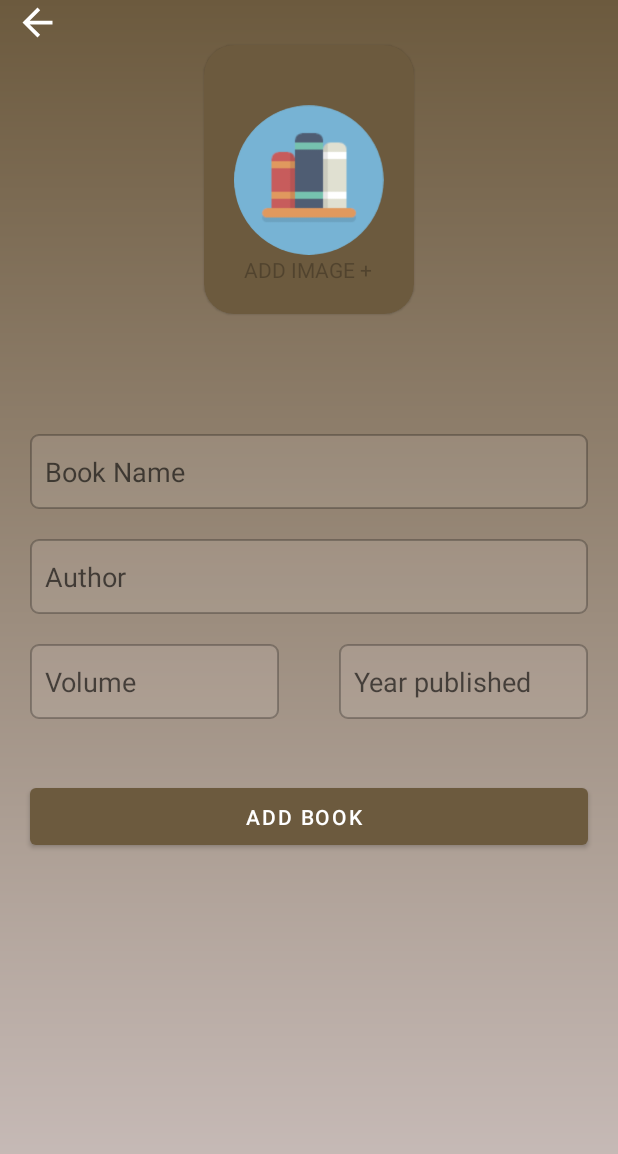
After one commit to hs1121/LiberaryAdmin, an Android app: the AddBookActivity screen opened directly, with no data from a screen before it, on a phone screen of 412 x 824 dp. The commit adds this screen. Shown: the top 1154 px of the screen. Run offline under Robolectric (Android 15) with nearby library versions, the phone set to English and light mode, and no system bars; our stand-ins replace CircleImageView, Room's generated code.

Commit message:
completed basic add and shoe of book but nt executind lots of bugs

```diff
--- a/app/build.gradle
+++ b/app/build.gradle
@@ -35,6 +35,7 @@ dependencies {
     implementation 'com.google.android.material:material:1.2.1'
     implementation 'androidx.constraintlayout:constraintlayout:2.0.4'
     implementation 'androidx.gridlayout:gridlayout:1.0.0'
+    implementation 'org.jetbrains:annotations:15.0'
     testImplementation 'junit:junit:4.+'
     androidTestImplementation 'androidx.test.ext:junit:1.1.2'
     androidTestImplementation 'androidx.test.espresso:espresso-core:3.3.0'
@@ -47,4 +48,8 @@ dependencies {
     implementation "androidx.room:room-runtime:$room_version"
     annotationProcessor "androidx.room:room-compiler:$room_version"
 
+    // viewModel
+    implementation 'androidx.lifecycle:lifecycle-extensions:2.2.0'
+    implementation "androidx.lifecycle:lifecycle-viewmodel:2.2.0"
+
 }
--- a/app/src/main/AndroidManifest.xml
+++ b/app/src/main/AndroidManifest.xml
@@ -9,6 +9,8 @@
         android:roundIcon="@mipmap/ic_launcher_round"
         android:supportsRtl="true"
         android:theme="@style/Theme.LiberaryAdmin">
+        <activity android:name=".AddBookActivity"></activity>
+        <activity android:name=".BookListActivity" />
         <activity android:name=".Login">
             <intent-filter>
                 <action android:name="android.intent.action.MAIN" />
@@ -16,9 +18,7 @@
                 <category android:name="android.intent.category.LAUNCHER" />
             </intent-filter>
         </activity>
-
-        <activity android:name=".MainActivity">
-        </activity>
+        <activity android:name=".MainActivity" />
     </application>
 
 </manifest>
--- /dev/null
+++ b/app/src/main/java/com/example/liberaryadmin/AddBookActivity.java
@@ -0,0 +1,78 @@
+package com.example.liberaryadmin;
+
+import androidx.appcompat.app.AppCompatActivity;
+import androidx.lifecycle.ViewModelProvider;
+import androidx.lifecycle.ViewModelStoreOwner;
+
+
+import android.app.Application;
+import android.graphics.Bitmap;
+import android.graphics.BitmapFactory;
+import android.graphics.drawable.BitmapDrawable;
+import android.os.Bundle;
+import android.view.View;
+import android.widget.Button;
+import android.widget.TextView;
+
+import com.example.liberaryadmin.Model.LiberaryViewModel;
+import com.example.liberaryadmin.database.ObjectClasses.Book;
+
+import java.io.ByteArrayOutputStream;
+import java.util.List;
+
+import de.hdodenhof.circleimageview.CircleImageView;
+
+public class AddBookActivity extends AppCompatActivity implements View.OnClickListener {
+    private TextView t_name,t_author,t_year,t_volume;
+    private CircleImageView i_image;
+    private Button b_button;
+
+    private LiberaryViewModel viewModelInstance;
+
+
+
+    @Override
+    protected void onCreate(Bundle savedInstanceState) {
+        super.onCreate(savedInstanceState);
+        setContentView(R.layout.activity_add_book);
+        init();
+    }
+
+    private void init() {
+        t_name=findViewById(R.id.AddBook_name);
+        t_author=findViewById(R.id.AddBook_author);
+        t_year=findViewById(R.id.AddBook_publishYear);
+        t_volume=findViewById(R.id.AddBook_volume);
+        i_image=findViewById(R.id.AddBook_selectImage);
+        b_button=findViewById(R.id.AddBook_addButton);
+        viewModelInstance=new ViewModelProvider(this).get(LiberaryViewModel.class);
+
+        b_button.setOnClickListener(this);
+
+    }
+
+    @Override
+    public void onClick(View v) {
+        switch(v.getId()){
+            case R.id.AddBook_addButton:
+                addBook();
+        }
+    }
+
+    private void addBook() {
+        String name,author,volume="Volume : ",year;
+        name=t_name.getText().toString();
+        author=t_author.getText().toString();
+        volume+=t_volume.getText().toString();
+        year=t_year.getText().toString();
+
+
+        Bitmap bmp = ((BitmapDrawable)i_image.getDrawable()).getBitmap();
+        ByteArrayOutputStream stream = new ByteArrayOutputStream();
+        bmp.compress(Bitmap.CompressFormat.PNG, 100, stream);
+        byte[] image = stream.toByteArray();
+
+        Book book=new Book(name,author,year,1,volume,image);
+        viewModelInstance.insertBook(book);
+    }
+}
--- a/app/src/main/java/com/example/liberaryadmin/Login.java
+++ b/app/src/main/java/com/example/liberaryadmin/Login.java
@@ -16,6 +16,7 @@ public class Login extends AppCompatActivity {
     }
 
     public void onClick(View view) {
+
         startActivity(new Intent(getApplicationContext(),MainActivity.class));
     }
 }
--- a/app/src/main/java/com/example/liberaryadmin/Model/LiberaryViewModel.java
+++ b/app/src/main/java/com/example/liberaryadmin/Model/LiberaryViewModel.java
@@ -4,8 +4,8 @@ import android.app.Application;
 
 import androidx.annotation.NonNull;
 import androidx.lifecycle.LiveData;
-import androidx.lifecycle.LiveData;
-import androidx.lifecycle.ViewModel;
+import androidx.lifecycle.AndroidViewModel;
+
 
 import com.example.liberaryadmin.database.DataAccessObjects.BookDao;
 import com.example.liberaryadmin.database.DataAccessObjects.CustomerDao;
@@ -16,7 +16,7 @@ import com.example.liberaryadmin.database.ObjectClasses.IssuedBook;
 
 import java.util.List;
 
-public class LiberaryViewModel extends ViewModel implements BookDao, CustomerDao, IssueBookDao {
+public class LiberaryViewModel extends AndroidViewModel implements BookDao, CustomerDao, IssueBookDao {
 
     private Repository repositoryInstance;
     private LiveData<List<Book>> bookList;
@@ -24,6 +24,7 @@ public class LiberaryViewModel extends ViewModel implements BookDao, CustomerDao
     private LiveData<List<IssuedBook>> issueList;
 
     public LiberaryViewModel(@NonNull Application application){
+        super(application);
         repositoryInstance= new Repository(application);
         bookList=repositoryInstance.getAllBooks();
         customerList=repositoryInstance.getAllCustomer();
--- /dev/null
+++ b/app/src/main/res/drawable/ic_back_arrow.xml
@@ -0,0 +1,5 @@
+<vector android:height="24dp" android:tint="#FFFFFF"
+    android:viewportHeight="24" android:viewportWidth="24"
+    android:width="24dp" xmlns:android="http://schemas.android.com/apk/res/android">
+    <path android:fillColor="@android:color/white" android:pathData="M20,11H7.83l5.59,-5.59L12,4l-8,8 8,8 1.41,-1.41L7.83,13H20v-2z"/>
+</vector>
--- /dev/null
+++ b/app/src/main/res/layout/activity_add_book.xml
@@ -0,0 +1,122 @@
+<?xml version="1.0" encoding="utf-8"?>
+<com.google.android.material.circularreveal.coordinatorlayout.CircularRevealCoordinatorLayout xmlns:android="http://schemas.android.com/apk/res/android"
+    xmlns:app="http://schemas.android.com/apk/res-auto"
+    xmlns:tools="http://schemas.android.com/tools"
+    android:layout_width="match_parent"
+    android:layout_height="match_parent"
+    tools:context=".AddBookActivity">
+    <LinearLayout
+        android:layout_width="match_parent"
+        android:layout_height="match_parent"
+        android:orientation="vertical">
+        <LinearLayout
+            android:layout_width="match_parent"
+            android:layout_height="wrap_content"
+            android:orientation="horizontal">
+            <ImageView
+                android:layout_width="30dp"
+                android:layout_height="30dp"
+                android:src="@drawable/ic_back_arrow"
+                android:layout_marginStart="10dp"/>
+        </LinearLayout>
+        <com.google.android.material.card.MaterialCardView
+            android:layout_width="wrap_content"
+            android:layout_height="wrap_content"
+            android:backgroundTint="@color/gradientTop"
+            app:cardCornerRadius="20dp"
+            android:layout_gravity="center"
+            >
+
+        <LinearLayout
+            android:layout_width="wrap_content"
+            android:layout_height="wrap_content"
+            android:layout_margin="20dp"
+            android:orientation="vertical">
+            <de.hdodenhof.circleimageview.CircleImageView
+                android:layout_width="100dp"
+                android:layout_height="100dp"
+                android:id="@+id/AddBook_selectImage"
+
+                android:layout_gravity="center_horizontal"
+                android:layout_marginTop="20dp"
+                android:src="@drawable/ic_liberary_logo"/>
+            <TextView
+                android:layout_width="wrap_content"
+                android:layout_height="wrap_content"
+                android:text="ADD IMAGE +"
+                android:textColor="@color/outline"
+                android:layout_gravity="center"/>
+
+        </LinearLayout>
+        </com.google.android.material.card.MaterialCardView>
+
+
+        <com.google.android.material.textfield.TextInputEditText
+            android:layout_width="match_parent"
+            android:layout_height="50dp"
+            android:layout_marginHorizontal="20dp"
+            android:id="@+id/AddBook_name"
+            android:layout_marginTop="80dp"
+            android:background="@drawable/background_login_input_ext"
+            android:hint="Book Name"
+            android:paddingStart="10dp"
+             />
+        <com.google.android.material.textfield.TextInputEditText
+            android:layout_width="match_parent"
+            android:layout_height="50dp"
+            android:id="@+id/AddBook_author"
+            android:layout_marginHorizontal="20dp"
+            android:layout_marginTop="20dp"
+            android:background="@drawable/background_login_input_ext"
+            android:hint="Author"
+            android:paddingStart="10dp" />
+
+        <LinearLayout
+            android:layout_marginTop="20dp"
+            android:layout_width="match_parent"
+            android:layout_height="wrap_content"
+            android:weightSum="2"
+            android:orientation="horizontal">
+            <com.google.android.material.textfield.TextInputEditText
+                android:layout_width="match_parent"
+                android:layout_height="50dp"
+                android:layout_weight="1"
+                android:id="@+id/AddBook_volume"
+                android:inputType="number"
+                android:layout_marginHorizontal="20dp"
+                android:background="@drawable/background_login_input_ext"
+                android:hint="Volume"
+                android:paddingStart="10dp"
+                 />
+            <com.google.android.material.textfield.TextInputEditText
+                android:layout_width="match_parent"
+                android:layout_height="50dp"
+                android:id="@+id/AddBook_publishYear"
+                android:inputType="number"
+                android:layout_weight="1"
+                android:layout_marginHorizontal="20dp"
+                android:background="@drawable/background_login_input_ext"
+                android:hint="Year published"
+                android:paddingStart="10dp"
+                />
+
+
+        </LinearLayout>
+        <com.google.android.material.button.MaterialButton
+            android:id="@+id/AddBook_addButton"
+            android:layout_width="match_parent"
+            android:layout_height="50dp"
+            android:layout_marginHorizontal="20dp"
+            android:layout_marginTop="40dp"
+            android:paddingStart="10dp"
+            android:text="Add book"
+            app:backgroundTint="@color/button_color"
+            android:textColor="#fff"
+            app:layout_constraintTop_toBottomOf="@+id/login_password"
+            tools:layout_editor_absoluteX="20dp" />
+
+
+
+    </LinearLayout>
+
+</com.google.android.material.circularreveal.coordinatorlayout.CircularRevealCoordinatorLayout>
--- a/app/src/main/res/layout/activity_main.xml
+++ b/app/src/main/res/layout/activity_main.xml
@@ -17,6 +17,7 @@
         <com.google.android.material.card.MaterialCardView
             android:layout_width="wrap_content"
             android:layout_height="wrap_content"
+            android:onClick="check1"
             android:layout_margin="5dp"
             android:layout_weight="1"
             app:cardBackgroundColor="@color/gradientTop"
@@ -61,6 +62,7 @@
             android:layout_width="wrap_content"
             android:layout_height="wrap_content"
             android:layout_margin="5dp"
+            android:onClick="check2"
             android:layout_weight="1"
             app:cardBackgroundColor="@color/gradientTop"
             app:cardCornerRadius="10dp"
```
Also changed, not shown: app/src/main/java/com/example/liberaryadmin/Adapters/BookAdapter.java (added, +82 -0 lines), app/src/main/java/com/example/liberaryadmin/BookListActivity.java (added, +36 -0 lines), app/src/main/java/com/example/liberaryadmin/MainActivity.java (+18 -1 lines), app/src/main/java/com/example/liberaryadmin/Model/Repository.java (+17 -1 lines), app/src/main/java/com/example/liberaryadmin/database/ObjectClasses/Book.java (+23 -2 lines), app/src/main/res/layout/activity_book_list.xml (added, +47 -0 lines), app/src/main/res/layout/book_list_layout.xml (added, +70 -0 lines), app/src/main/res/layout/main_activity_icon_layout.xml (deleted, +0 -39 lines).
